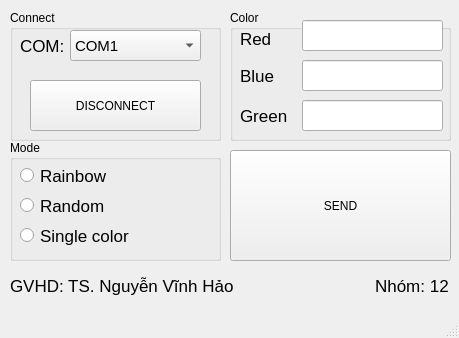
Above: 03_SW/01_PC_App/BTL.ui from HuuNgan/embedded_CAN before the change. Below: the same form after it.
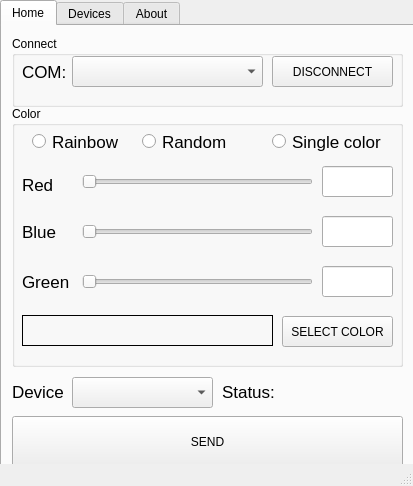
That is the form after the change. Icons and pictures are not drawn.

```diff
--- a/03_SW/01_PC_App/BTL.ui
+++ b/03_SW/01_PC_App/BTL.ui
@@ -6,8 +6,8 @@
    <rect>
     <x>0</x>
     <y>0</y>
-    <width>459</width>
-    <height>338</height>
+    <width>413</width>
+    <height>486</height>
    </rect>
   </property>
   <property name="sizePolicy">
@@ -24,13 +24,29 @@
     <normaloff>logo.png</normaloff>logo.png</iconset>
   </property>
   <widget class="QWidget" name="centralwidget">
-   <widget class="QGroupBox" name="groupBox_2">
+   <widget class="QTabWidget" name="tabWidget">
+    <property name="geometry">
+     <rect>
+      <x>0</x>
+      <y>0</y>
+      <width>421</width>
+      <height>531</height>
+     </rect>
+    </property>
+    <property name="currentIndex">
+     <number>0</number>
+    </property>
+    <widget class="QWidget" name="home_tab">
+     <attribute name="title">
+      <string>Home</string>
+     </attribute>
+     <widget class="QGroupBox" name="connect_grbox">
     <property name="geometry">
      <rect>
       <x>10</x>
       <y>10</y>
-      <width>211</width>
-      <height>131</height>
+        <width>391</width>
+        <height>71</height>
      </rect>
     </property>
     <property name="title">
@@ -41,99 +57,31 @@
       <rect>
        <x>60</x>
        <y>20</y>
-       <width>131</width>
+         <width>191</width>
        <height>31</height>
       </rect>
      </property>
      <property name="font">
       <font>
        <pointsize>11</pointsize>
+         <underline>false</underline>
+         <kerning>true</kerning>
       </font>
      </property>
      <property name="layoutDirection">
       <enum>Qt::LeftToRight</enum>
      </property>
      <property name="currentText">
-      <string>COM1</string>
-     </property>
-     <item>
-      <property name="text">
-       <string>COM1</string>
-      </property>
-     </item>
-     <item>
-      <property name="text">
-       <string>COM2</string>
-      </property>
-     </item>
-     <item>
-      <property name="text">
-       <string>COM3</string>
-      </property>
-     </item>
-     <item>
-      <property name="text">
-       <string>COM4</string>
-      </property>
-     </item>
-     <item>
-      <property name="text">
-       <string>COM5</string>
-      </property>
-     </item>
-     <item>
-      <property name="text">
-       <string>COM6</string>
-      </property>
-     </item>
-     <item>
-      <property name="text">
-       <string>COM7</string>
-      </property>
-     </item>
-     <item>
-      <property name="text">
-       <string>COM8</string>
-      </property>
-     </item>
-     <item>
-      <property name="text">
-       <string>COM9</string>
-      </property>
-     </item>
-     <item>
-      <property name="text">
-       <string>COM10</string>
-      </property>
-     </item>
-     <item>
-      <property name="text">
-       <string>COM11</string>
-      </property>
-     </item>
-     <item>
-      <property name="text">
-       <string>COM12</string>
-      </property>
-     </item>
-     <item>
-      <property name="text">
-       <string>COM13</string>
-      </property>
-     </item>
-     <item>
-      <property name="text">
-       <string>COM14</string>
-      </property>
-     </item>
+        <string/>
+       </property>
     </widget>
     <widget class="QPushButton" name="connect_button">
      <property name="geometry">
       <rect>
-       <x>20</x>
-       <y>70</y>
-       <width>171</width>
-       <height>51</height>
+         <x>260</x>
+         <y>20</y>
+         <width>121</width>
+         <height>31</height>
       </rect>
      </property>
      <property name="text">
@@ -152,6 +100,8 @@
      <property name="font">
       <font>
        <pointsize>13</pointsize>
+         <underline>false</underline>
+         <kerning>true</kerning>
       </font>
      </property>
      <property name="text">
@@ -159,13 +109,13 @@
      </property>
     </widget>
    </widget>
-   <widget class="QGroupBox" name="groupBox_4">
+     <widget class="QGroupBox" name="color_grbox">
     <property name="geometry">
      <rect>
-      <x>230</x>
-      <y>10</y>
-      <width>221</width>
-      <height>131</height>
+        <x>10</x>
+        <y>80</y>
+        <width>391</width>
+        <height>261</height>
      </rect>
     </property>
     <property name="title">
@@ -175,7 +125,7 @@
      <property name="geometry">
       <rect>
        <x>10</x>
-       <y>13</y>
+         <y>63</y>
        <width>61</width>
        <height>31</height>
       </rect>
@@ -189,6 +139,8 @@
      <property name="font">
       <font>
        <pointsize>13</pointsize>
+         <underline>false</underline>
+         <kerning>true</kerning>
       </font>
      </property>
      <property name="text">
@@ -199,7 +151,7 @@
      <property name="geometry">
       <rect>
        <x>10</x>
-       <y>50</y>
+         <y>110</y>
        <width>61</width>
        <height>31</height>
       </rect>
@@ -213,6 +165,8 @@
      <property name="font">
       <font>
        <pointsize>13</pointsize>
+         <underline>false</underline>
+         <kerning>true</kerning>
       </font>
      </property>
      <property name="text">
@@ -223,7 +177,7 @@
      <property name="geometry">
       <rect>
        <x>10</x>
-       <y>90</y>
+         <y>160</y>
        <width>61</width>
        <height>31</height>
       </rect>
@@ -237,6 +191,8 @@
      <property name="font">
       <font>
        <pointsize>13</pointsize>
+         <underline>false</underline>
+         <kerning>true</kerning>
       </font>
      </property>
      <property name="text">
@@ -246,78 +202,144 @@
     <widget class="QLineEdit" name="red_value">
      <property name="geometry">
       <rect>
-       <x>72</x>
-       <y>10</y>
-       <width>141</width>
+         <x>310</x>
+         <y>60</y>
+         <width>71</width>
        <height>31</height>
       </rect>
      </property>
      <property name="font">
       <font>
        <pointsize>10</pointsize>
+         <underline>false</underline>
+         <kerning>true</kerning>
       </font>
      </property>
     </widget>
     <widget class="QLineEdit" name="green_value">
      <property name="geometry">
       <rect>
-       <x>72</x>
-       <y>90</y>
-       <width>141</width>
+         <x>310</x>
+         <y>160</y>
+         <width>71</width>
        <height>31</height>
       </rect>
      </property>
      <property name="font">
       <font>
        <pointsize>10</pointsize>
+         <underline>false</underline>
+         <kerning>true</kerning>
       </font>
      </property>
     </widget>
     <widget class="QLineEdit" name="blue_value">
      <property name="geometry">
       <rect>
-       <x>72</x>
-       <y>50</y>
-       <width>141</width>
+         <x>310</x>
+         <y>110</y>
+         <width>71</width>
        <height>31</height>
       </rect>
      </property>
      <property name="font">
       <font>
        <pointsize>10</pointsize>
+         <underline>false</underline>
+         <kerning>true</kerning>
       </font>
      </property>
     </widget>
-   </widget>
-   <widget class="QPushButton" name="send_button">
+      <widget class="QSlider" name="red_slider">
+       <property name="geometry">
+        <rect>
+         <x>70</x>
+         <y>60</y>
+         <width>231</width>
+         <height>31</height>
+        </rect>
+       </property>
+       <property name="orientation">
+        <enum>Qt::Horizontal</enum>
+       </property>
+      </widget>
+      <widget class="QSlider" name="blue_slider">
     <property name="geometry">
      <rect>
-      <x>230</x>
-      <y>150</y>
-      <width>221</width>
-      <height>111</height>
-     </rect>
+         <x>70</x>
+         <y>110</y>
+         <width>231</width>
+         <height>31</height>
+        </rect>
+       </property>
+       <property name="orientation">
+        <enum>Qt::Horizontal</enum>
+       </property>
+      </widget>
+      <widget class="QSlider" name="green_slider">
+       <property name="geometry">
+        <rect>
+         <x>70</x>
+         <y>160</y>
+         <width>231</width>
+         <height>31</height>
+        </rect>
+       </property>
+       <property name="orientation">
+        <enum>Qt::Horizontal</enum>
+       </property>
+      </widget>
+      <widget class="QPushButton" name="select_color">
+       <property name="enabled">
+        <bool>true</bool>
+       </property>
+       <property name="geometry">
+        <rect>
+         <x>270</x>
+         <y>210</y>
+         <width>111</width>
+         <height>31</height>
+        </rect>
+       </property>
+       <property name="font">
+        <font>
+         <underline>false</underline>
+         <kerning>true</kerning>
+        </font>
     </property>
     <property name="text">
-     <string>SEND</string>
-    </property>
-   </widget>
-   <widget class="QGroupBox" name="groupBox">
+        <string>SELECT COLOR</string>
+       </property>
+      </widget>
+      <widget class="QFrame" name="sample_frame">
     <property name="geometry">
      <rect>
       <x>10</x>
-      <y>140</y>
-      <width>211</width>
-      <height>121</height>
-     </rect>
-    </property>
-    <property name="title">
-     <string>Mode</string>
-    </property>
+         <y>209</y>
+         <width>251</width>
+         <height>31</height>
+        </rect>
+       </property>
+       <property name="font">
+        <font>
+         <underline>false</underline>
+         <kerning>true</kerning>
+        </font>
+       </property>
+       <property name="frameShape">
+        <enum>QFrame::Panel</enum>
+       </property>
+       <property name="frameShadow">
+        <enum>QFrame::Plain</enum>
+       </property>
+       <property name="midLineWidth">
+        <number>1</number>
+       </property>
+      </widget>
     <widget class="QRadioButton" name="rainbow_select">
      <property name="geometry">
       <rect>
-       <x>10</x>
+         <x>20</x>
        <y>20</y>
        <width>101</width>
        <height>31</height>
@@ -326,6 +348,8 @@
      <property name="font">
       <font>
        <pointsize>13</pointsize>
+         <underline>false</underline>
+         <kerning>true</kerning>
       </font>
      </property>
      <property name="text">
@@ -341,15 +365,17 @@
     <widget class="QRadioButton" name="single_select">
      <property name="geometry">
       <rect>
-       <x>10</x>
-       <y>80</y>
-       <width>131</width>
+         <x>260</x>
+         <y>20</y>
+         <width>111</width>
        <height>31</height>
       </rect>
      </property>
      <property name="font">
       <font>
        <pointsize>13</pointsize>
+         <underline>false</underline>
+         <kerning>true</kerning>
       </font>
      </property>
      <property name="text">
@@ -359,8 +385,8 @@
     <widget class="QRadioButton" name="random_select">
      <property name="geometry">
       <rect>
-       <x>10</x>
-       <y>50</y>
+         <x>130</x>
+         <y>20</y>
        <width>101</width>
        <height>31</height>
       </rect>
@@ -368,6 +394,8 @@
      <property name="font">
       <font>
        <pointsize>13</pointsize>
+         <underline>false</underline>
+         <kerning>true</kerning>
       </font>
      </property>
      <property name="text">
@@ -375,34 +403,150 @@
      </property>
     </widget>
    </widget>
+     <widget class="QPushButton" name="send_button">
+      <property name="geometry">
+       <rect>
+        <x>10</x>
+        <y>390</y>
+        <width>391</width>
+        <height>51</height>
+       </rect>
+      </property>
+      <property name="text">
+       <string>SEND</string>
+      </property>
+     </widget>
+     <widget class="QLabel" name="label_6">
+      <property name="geometry">
+       <rect>
+        <x>10</x>
+        <y>350</y>
+        <width>61</width>
+        <height>31</height>
+       </rect>
+      </property>
+      <property name="sizePolicy">
+       <sizepolicy hsizetype="Preferred" vsizetype="Preferred">
+        <horstretch>0</horstretch>
+        <verstretch>0</verstretch>
+       </sizepolicy>
+      </property>
+      <property name="font">
+       <font>
+        <pointsize>13</pointsize>
+        <underline>false</underline>
+        <kerning>true</kerning>
+       </font>
+      </property>
+      <property name="text">
+       <string>Device</string>
+      </property>
+     </widget>
+     <widget class="QComboBox" name="device_select">
+      <property name="geometry">
+       <rect>
+        <x>70</x>
+        <y>351</y>
+        <width>141</width>
+        <height>31</height>
+       </rect>
+      </property>
+     </widget>
+     <widget class="QLabel" name="label_7">
+      <property name="geometry">
+       <rect>
+        <x>220</x>
+        <y>350</y>
+        <width>61</width>
+        <height>31</height>
+       </rect>
+      </property>
+      <property name="sizePolicy">
+       <sizepolicy hsizetype="Preferred" vsizetype="Preferred">
+        <horstretch>0</horstretch>
+        <verstretch>0</verstretch>
+       </sizepolicy>
+      </property>
+      <property name="font">
+       <font>
+        <pointsize>13</pointsize>
+        <underline>false</underline>
+        <kerning>true</kerning>
+       </font>
+      </property>
+      <property name="text">
+       <string>Status:</string>
+      </property>
+     </widget>
+     <widget class="QLabel" name="status_device">
+      <property name="geometry">
+       <rect>
+        <x>280</x>
+        <y>350</y>
+        <width>121</width>
+        <height>31</height>
+       </rect>
+      </property>
+      <property name="sizePolicy">
+       <sizepolicy hsizetype="Preferred" vsizetype="Preferred">
+        <horstretch>0</horstretch>
+        <verstretch>0</verstretch>
+       </sizepolicy>
+      </property>
+      <property name="font">
+       <font>
+        <pointsize>13</pointsize>
+        <underline>false</underline>
+        <kerning>true</kerning>
+       </font>
+      </property>
+      <property name="text">
+       <string/>
+      </property>
+     </widget>
+    </widget>
+    <widget class="QWidget" name="device_list_tab">
+     <attribute name="title">
+      <string>Devices</string>
+     </attribute>
+     <widget class="QTableWidget" name="device_table">
+      <property name="geometry">
+       <rect>
+        <x>10</x>
+        <y>10</y>
+        <width>391</width>
+        <height>421</height>
+       </rect>
+      </property>
+     </widget>
+    </widget>
+    <widget class="QWidget" name="about_tab">
+     <attribute name="title">
+      <string>About</string>
+     </attribute>
    <widget class="QLabel" name="label_2">
     <property name="geometry">
      <rect>
       <x>10</x>
-      <y>270</y>
-      <width>441</width>
-      <height>31</height>
+        <y>10</y>
+        <width>281</width>
+        <height>71</height>
      </rect>
     </property>
     <property name="font">
      <font>
       <pointsize>13</pointsize>
+        <underline>false</underline>
+        <kerning>true</kerning>
      </font>
     </property>
     <property name="text">
-     <string>GVHD: TS. Nguyễn Vĩnh Hảo                              Nhóm: 12</string>
+       <string>GVHD: TS. Nguyễn Vĩnh Hảo
+Nhóm:12</string>
     </property>
    </widget>
   </widget>
-  <widget class="QMenuBar" name="menubar">
-   <property name="geometry">
-    <rect>
-     <x>0</x>
-     <y>0</y>
-     <width>459</width>
-     <height>20</height>
-    </rect>
-   </property>
+   </widget>
   </widget>
   <widget class="QStatusBar" name="statusBar"/>
  </widget>
```
Lines whose indentation alone changed are shown as unchanged.
